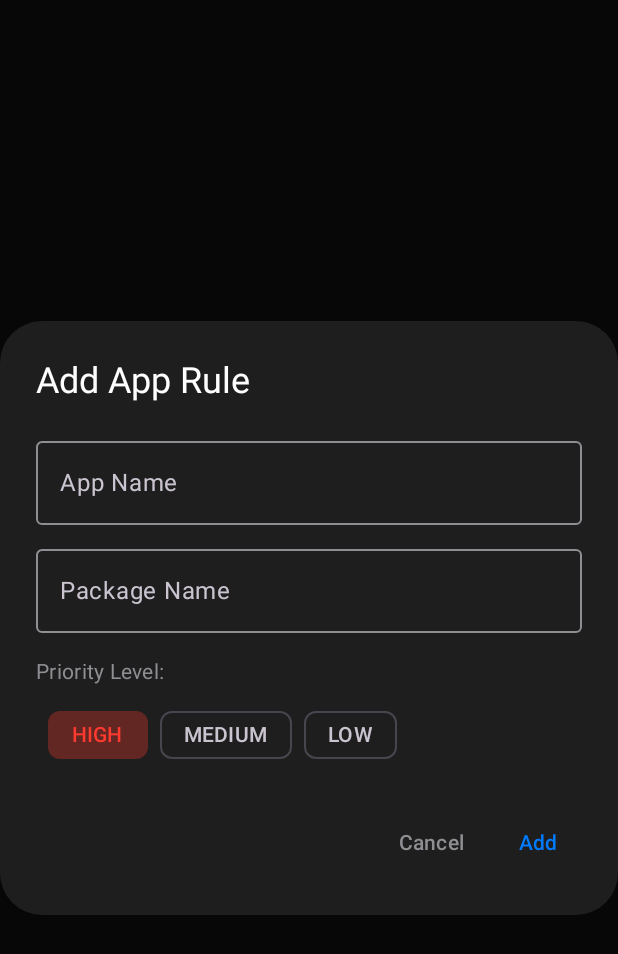
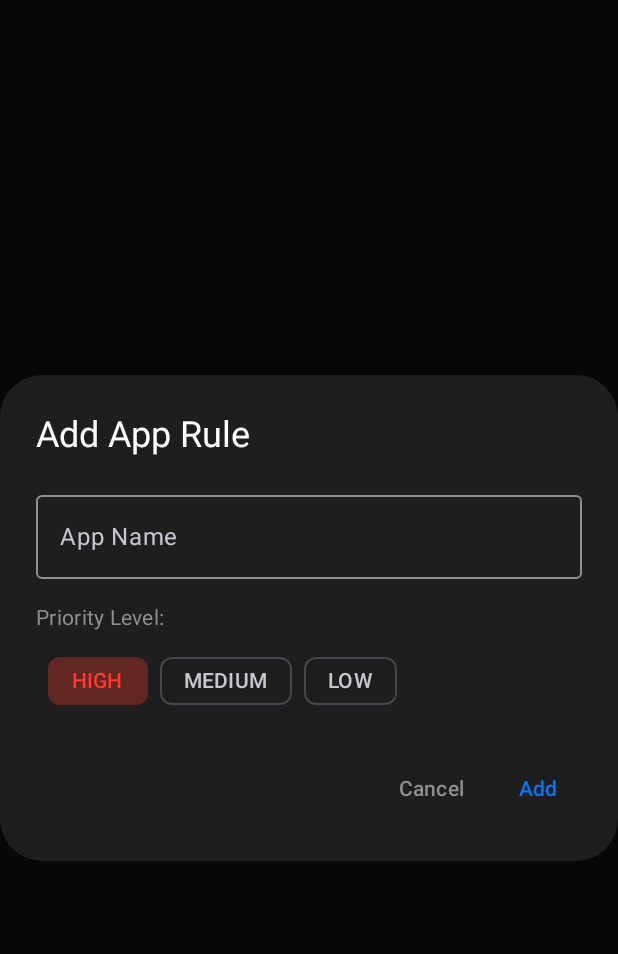
Before and after one commit to ashtonalex/glyph-glance, an Android app built with Jetpack Compose: the composable AddAppDialog shown on its own in the app's theme, on a phone screen of 412 x 824 dp. Shown: the top 954 px of the screen. Run offline under Robolectric (Android 15) with nearby library versions, the phone set to English and light mode, and no system bars; 1 statement that could not run was skipped.

Commit message:
refactor: Remove package name input from AddAppDialog; update onAdd callback to only require app name and priority level

```diff
--- a/composeApp/src/commonMain/kotlin/com/example/glyph_glance/DashboardScreen.kt
+++ b/composeApp/src/commonMain/kotlin/com/example/glyph_glance/DashboardScreen.kt
@@ -1252,7 +1252,6 @@ fun AddAppDialog(
     onAdd: (String, String, NotificationPriority) -> Unit
 ) {
     var appName by remember { mutableStateOf("") }
-    var packageName by remember { mutableStateOf("") }
     var selectedPriority by remember { mutableStateOf(NotificationPriority.HIGH) }
 
     AlertDialog(
@@ -1265,22 +1264,6 @@ fun AddAppDialog(
                     onValueChange = { appName = it },
                     label = { Text("App Name") },
                     placeholder = { Text("e.g., WhatsApp") },
-                    colors = OutlinedTextFieldDefaults.colors(
-                        focusedTextColor = TextWhite,
-                        unfocusedTextColor = TextWhite,
-                        focusedBorderColor = getThemeMediumPriority(),
-                        unfocusedBorderColor = TextGrey
-                    ),
-                    modifier = Modifier.fillMaxWidth()
-                )
-
-                Spacer(modifier = Modifier.height(8.dp))
-
-                OutlinedTextField(
-                    value = packageName,
-                    onValueChange = { packageName = it },
-                    label = { Text("Package Name") },
-                    placeholder = { Text("e.g., com.whatsapp") },
                     colors = OutlinedTextFieldDefaults.colors(
                         focusedTextColor = TextWhite,
                         unfocusedTextColor = TextWhite,
@@ -1322,8 +1305,8 @@ fun AddAppDialog(
         confirmButton = {
             TextButton(
                 onClick = {
-                    if (appName.isNotBlank() && packageName.isNotBlank()) {
-                        onAdd(packageName, appName, selectedPriority)
+                    if (appName.isNotBlank()) {
+                        onAdd("", appName, selectedPriority)
                     }
                 }
             ) {
```
